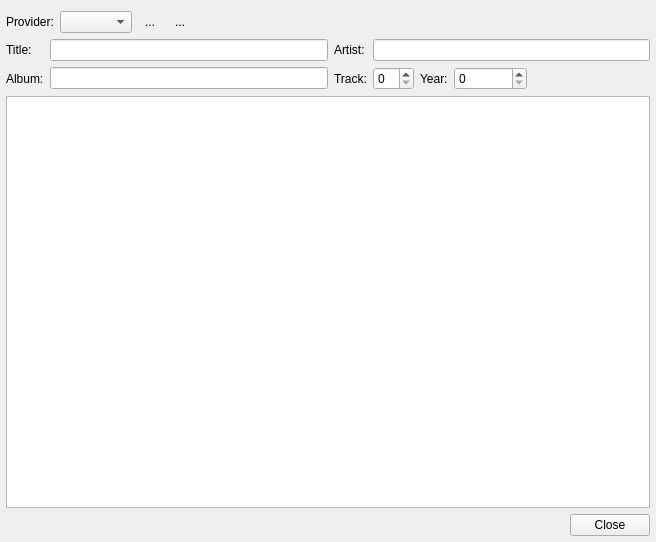
Old version of the form src/plugins/General/lyrics/lyricswidget.ui in the repository ksv1986/qmmp-staging.
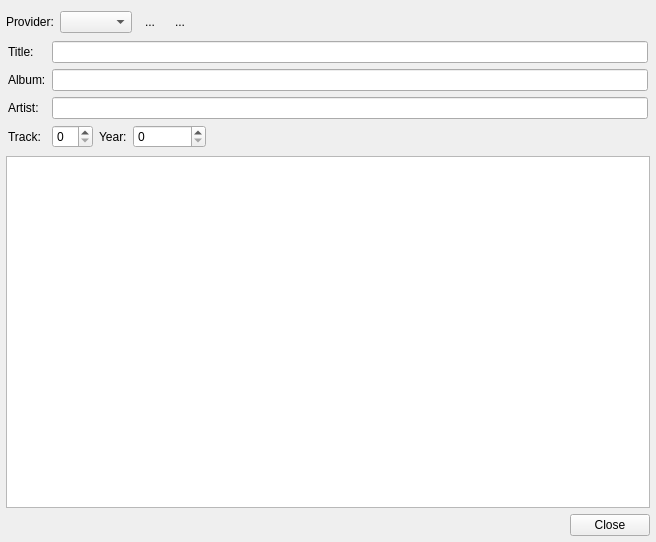
New version of the form. Icons and pictures are not drawn.

Commit message: lyrics: fixed form layout

Diff of the .ui file:
```diff
--- a/src/plugins/General/lyrics/lyricswidget.ui
+++ b/src/plugins/General/lyrics/lyricswidget.ui
@@ -96,18 +96,18 @@
    </item>
    <item>
     <widget class="QWidget" name="editWidget" native="true">
-     <layout class="QGridLayout" name="gridLayout">
+     <layout class="QFormLayout" name="formLayout">
       <property name="leftMargin">
-       <number>0</number>
+       <number>2</number>
       </property>
       <property name="topMargin">
-       <number>0</number>
+       <number>2</number>
       </property>
       <property name="rightMargin">
-       <number>0</number>
+       <number>2</number>
       </property>
       <property name="bottomMargin">
-       <number>0</number>
+       <number>2</number>
       </property>
       <item row="0" column="0">
        <widget class="QLabel" name="label_2">
@@ -116,6 +116,16 @@
         </property>
        </widget>
       </item>
+      <item row="0" column="1">
+       <widget class="QLineEdit" name="titleLineEdit">
+        <property name="sizePolicy">
+         <sizepolicy hsizetype="Expanding" vsizetype="Fixed">
+          <horstretch>0</horstretch>
+          <verstretch>0</verstretch>
+         </sizepolicy>
+        </property>
+       </widget>
+      </item>
       <item row="1" column="0">
        <widget class="QLabel" name="label_3">
         <property name="text">
@@ -123,34 +133,34 @@
         </property>
        </widget>
       </item>
-      <item row="0" column="1">
-       <widget class="QLineEdit" name="titleLineEdit">
-        <property name="sizePolicy">
-         <sizepolicy hsizetype="Expanding" vsizetype="Fixed">
-          <horstretch>0</horstretch>
-          <verstretch>0</verstretch>
-         </sizepolicy>
-        </property>
-       </widget>
-      </item>
-      <item row="1" column="2">
-       <widget class="QLabel" name="label_4">
-        <property name="text">
-         <string>Track:</string>
-        </property>
-       </widget>
-      </item>
-      <item row="0" column="2">
-       <widget class="QLabel" name="label">
-        <property name="text">
-         <string>Artist:</string>
-        </property>
-       </widget>
-      </item>
       <item row="1" column="1">
        <widget class="QLineEdit" name="albumLineEdit"/>
       </item>
-      <item row="1" column="3">
+      <item row="2" column="0">
+       <widget class="QLabel" name="label">
+        <property name="text">
+         <string>Artist:</string>
+        </property>
+       </widget>
+      </item>
+      <item row="2" column="1">
+       <widget class="QLineEdit" name="artistLineEdit">
+        <property name="sizePolicy">
+         <sizepolicy hsizetype="Expanding" vsizetype="Fixed">
+          <horstretch>0</horstretch>
+          <verstretch>0</verstretch>
+         </sizepolicy>
+        </property>
+       </widget>
+      </item>
+      <item row="3" column="0">
+       <widget class="QLabel" name="label_4">
+        <property name="text">
+         <string>Track:</string>
+        </property>
+       </widget>
+      </item>
+      <item row="3" column="1">
        <layout class="QHBoxLayout" name="horizontalLayout_2">
         <item>
          <widget class="QSpinBox" name="trackSpinBox"/>
@@ -190,16 +200,6 @@
         </item>
        </layout>
       </item>
-      <item row="0" column="3">
-       <widget class="QLineEdit" name="artistLineEdit">
-        <property name="sizePolicy">
-         <sizepolicy hsizetype="Expanding" vsizetype="Fixed">
-          <horstretch>0</horstretch>
-          <verstretch>0</verstretch>
-         </sizepolicy>
-        </property>
-       </widget>
-      </item>
      </layout>
     </widget>
    </item>
```
